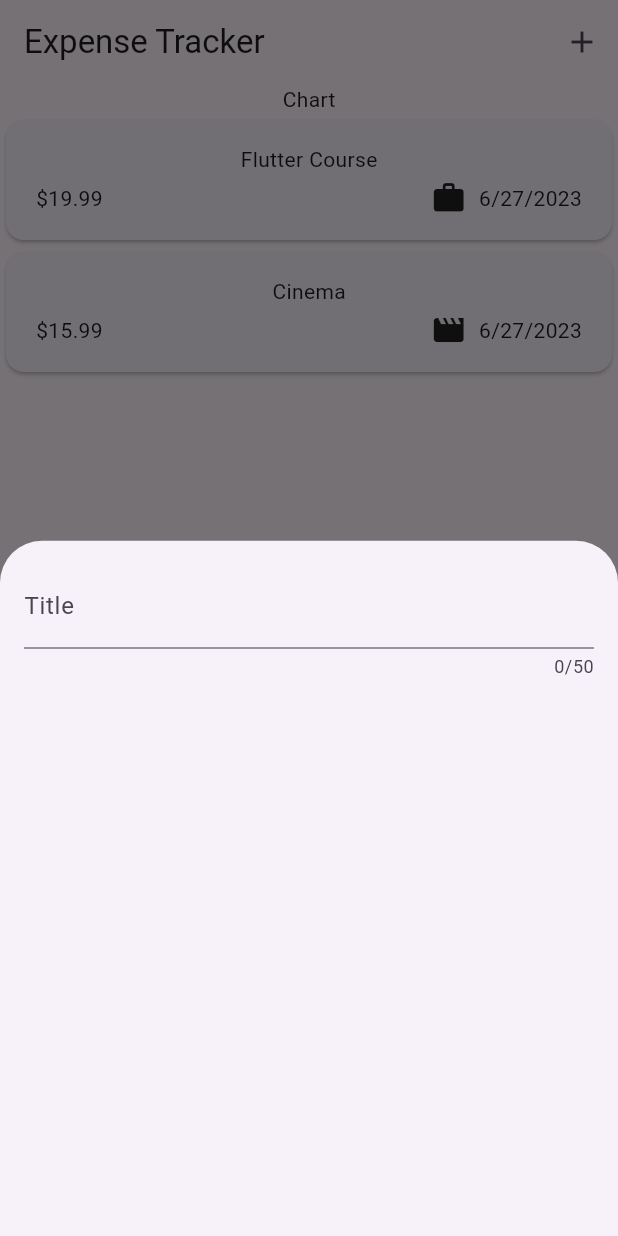
After one commit to NdersCode/app_004, a Flutter app: the screen it shows after launch, after a tap on the "add" icon, on a phone screen of 412 x 824 dp. The commit adds this screen. Run offline on Flutter 3.47's test engine with Material 2 defaults, Android fonts, the phone set to English and light mode, and no system bars.

Commit message:
Latest Commit

```diff
--- a/lib/main.dart
+++ b/lib/main.dart
@@ -4,8 +4,9 @@
 
 void main() {
   runApp(
-    const MaterialApp(
-      home: Expenses(),
+    MaterialApp(
+      theme: ThemeData(useMaterial3: true),
+      home: const Expenses(),
     ),
   );
 }
--- a/lib/widgets/expenses.dart
+++ b/lib/widgets/expenses.dart
@@ -1,5 +1,6 @@
 import 'package:app_004/widgets/expenses_list/expenses_list.dart';
 import 'package:app_004/models/expense.dart';
+import 'package:app_004/widgets/new_expense.dart';
 import 'package:flutter/material.dart';
 
 class Expenses extends StatefulWidget {
@@ -23,9 +24,26 @@
         date: DateTime.now(),
         category: Category.leisure),
   ];
+
+  void _openAddExpenseOverlay() {
+    showModalBottomSheet(
+      context: context,
+      builder: (ctx) => const NewExpense(),
+    );
+  }
+
   @override
   Widget build(BuildContext context) {
     return Scaffold(
+      appBar: AppBar(
+        title: const Text('Expense Tracker'),
+        actions: [
+          IconButton(
+            onPressed: _openAddExpenseOverlay,
+            icon: const Icon(Icons.add),
+          ),
+        ],
+      ),
       body: Column(
         children: [
           const Text('Chart'),
--- /dev/null
+++ b/lib/widgets/new_expense.dart
@@ -0,0 +1,28 @@
+import 'package:flutter/material.dart';
+
+class NewExpense extends StatefulWidget {
+  const NewExpense({super.key});
+  @override
+  State<NewExpense> createState() {
+    return _NewExpenseState();
+  }
+}
+
+class _NewExpenseState extends State<NewExpense> {
+  @override
+  Widget build(BuildContext context) {
+    return const Padding(
+      padding: EdgeInsets.all(16),
+      child: Column(
+        children: [
+          TextField(
+            maxLength: 50,
+            decoration: InputDecoration(
+              label: Text('Title'),
+            ),
+          ),
+        ],
+      ),
+    );
+  }
+}
```
